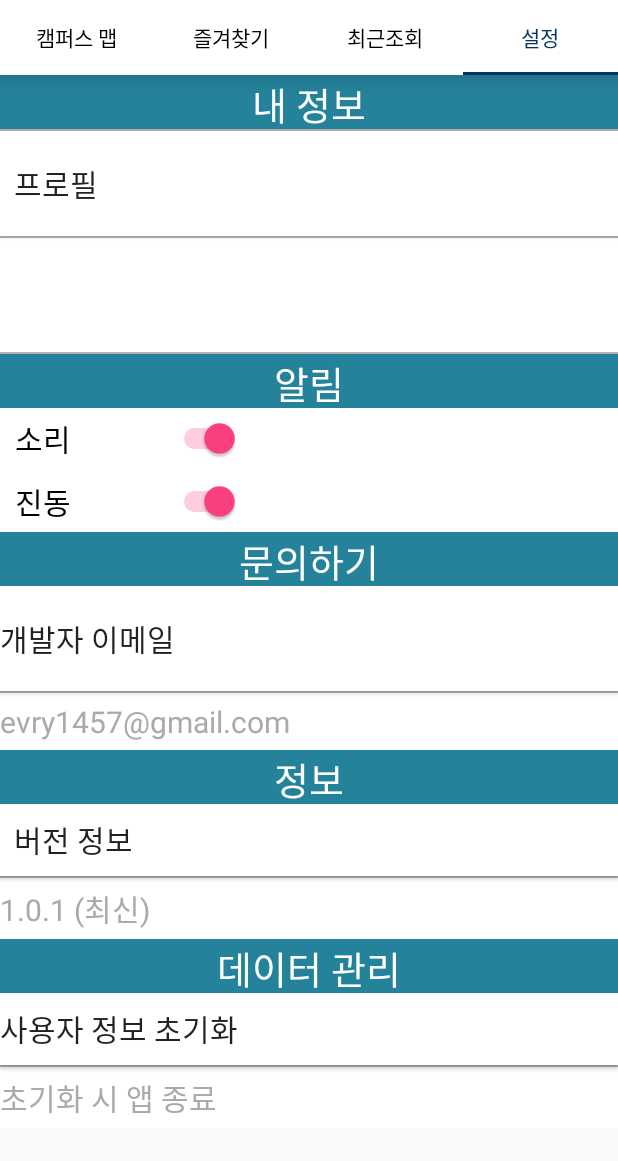
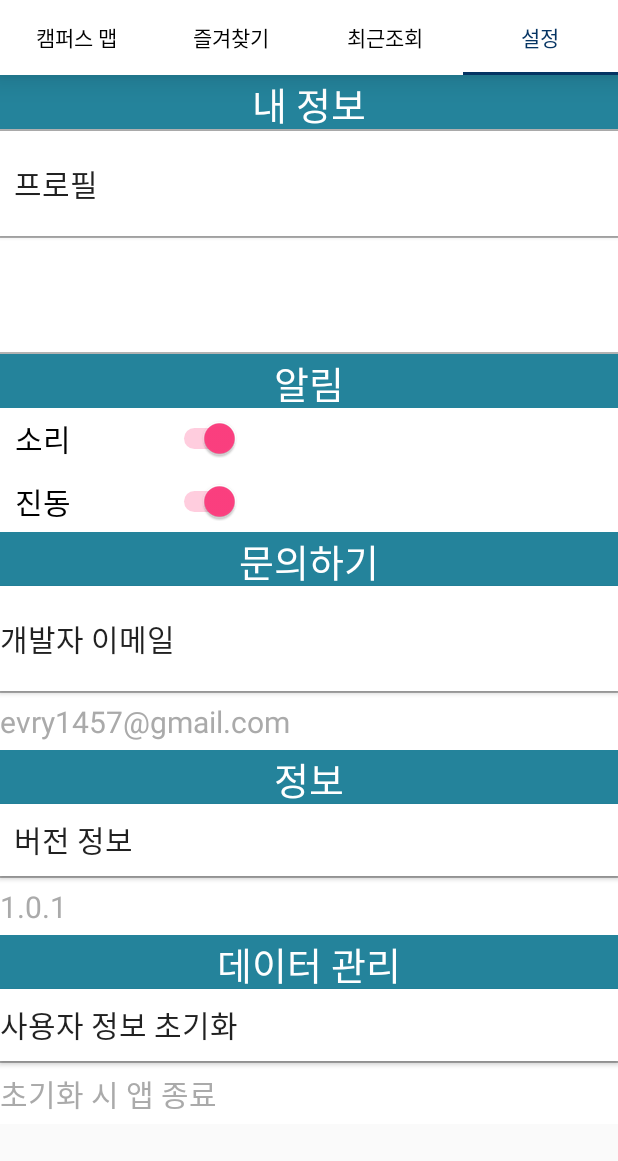
Before and after one commit to stafor94/FinalProject, an Android app: the screen it shows after launch (MainActivity), tab 4 chosen, on a phone screen of 412 x 824 dp, the part 75-1236 px from its top. Run offline under Robolectric (Android 15) with nearby library versions, the phone set to English and light mode, and no system bars.

Commit message:
DBHelper 버전정보 수정

```diff
--- a/app/src/main/res/layout/activity_settings.xml
+++ b/app/src/main/res/layout/activity_settings.xml
@@ -188,12 +188,12 @@
                     android:id="@+id/tv_version"
                     android:layout_width="match_parent"
                     android:layout_height="wrap_content"
+                    android:background="#ffffff"
                     android:paddingBottom="5dp"
                     android:paddingTop="5dp"
-                            android:text="1.0.1 (최신)"
+                    android:text="1.0.1"
                     android:textColor="@android:color/darker_gray"
-                            android:textSize="20sp"
-                            android:background="#ffffff" />
+                    android:textSize="20sp" />
                     </LinearLayout>
 
             <LinearLayout
```
Lines whose indentation alone changed are shown as unchanged.
